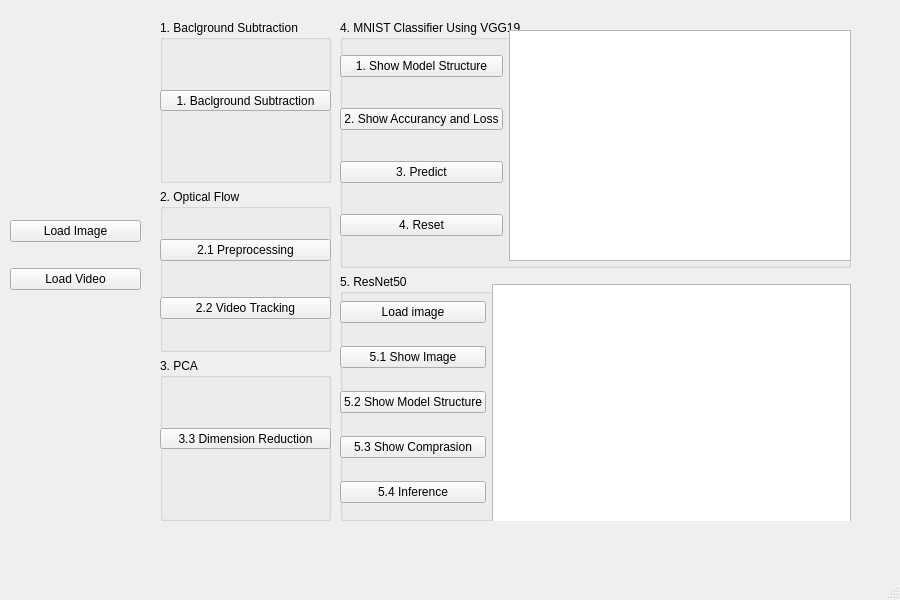
Before: the Qt Designer form hw2/hw2.ui in jimmylu890303/Computer_Vision_and_Deep_Learning, drawn with Qt 5.
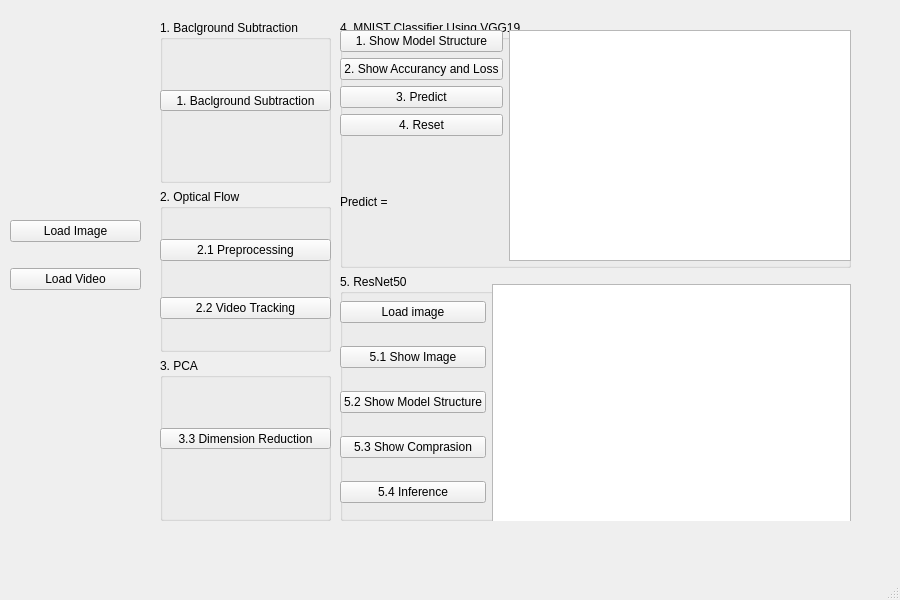
After: the same form once the commit is applied.

```diff
--- a/hw2/hw2.ui
+++ b/hw2/hw2.ui
@@ -180,6 +180,13 @@
              </property>
             </widget>
            </item>
+           <item>
+            <widget class="QLabel" name="mnist_predict">
+             <property name="text">
+              <string>Predict = </string>
+             </property>
+            </widget>
+           </item>
           </layout>
          </item>
          <item>
```
Left out of the diff: 16 changed lines with no effect on the pictures.
